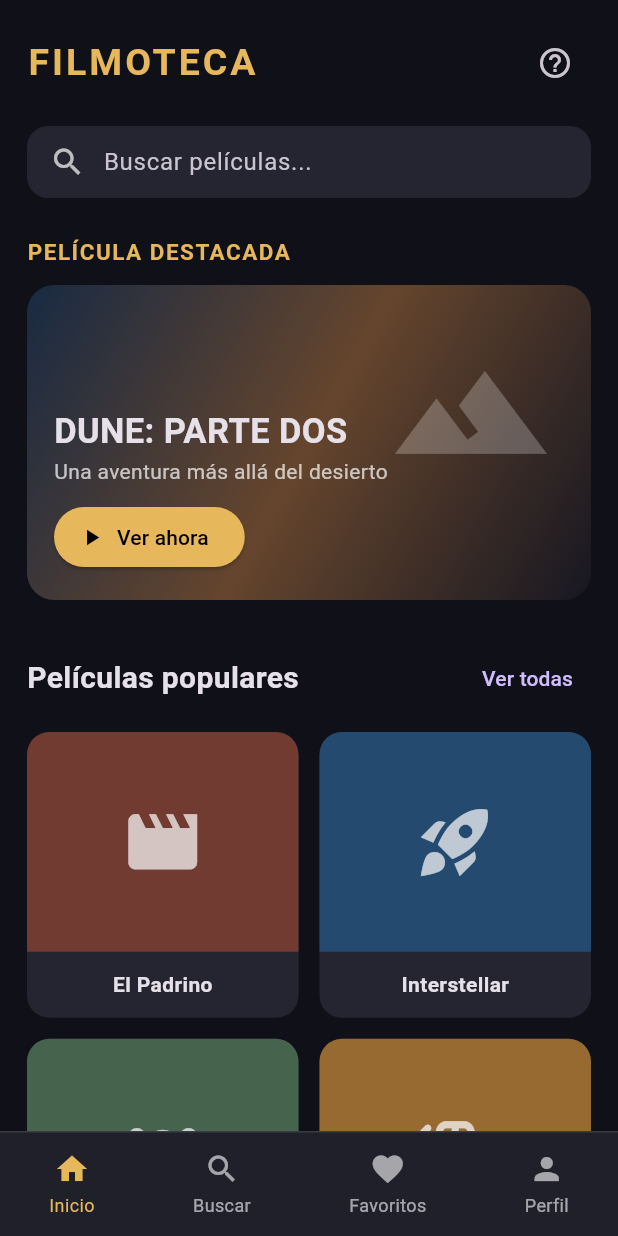
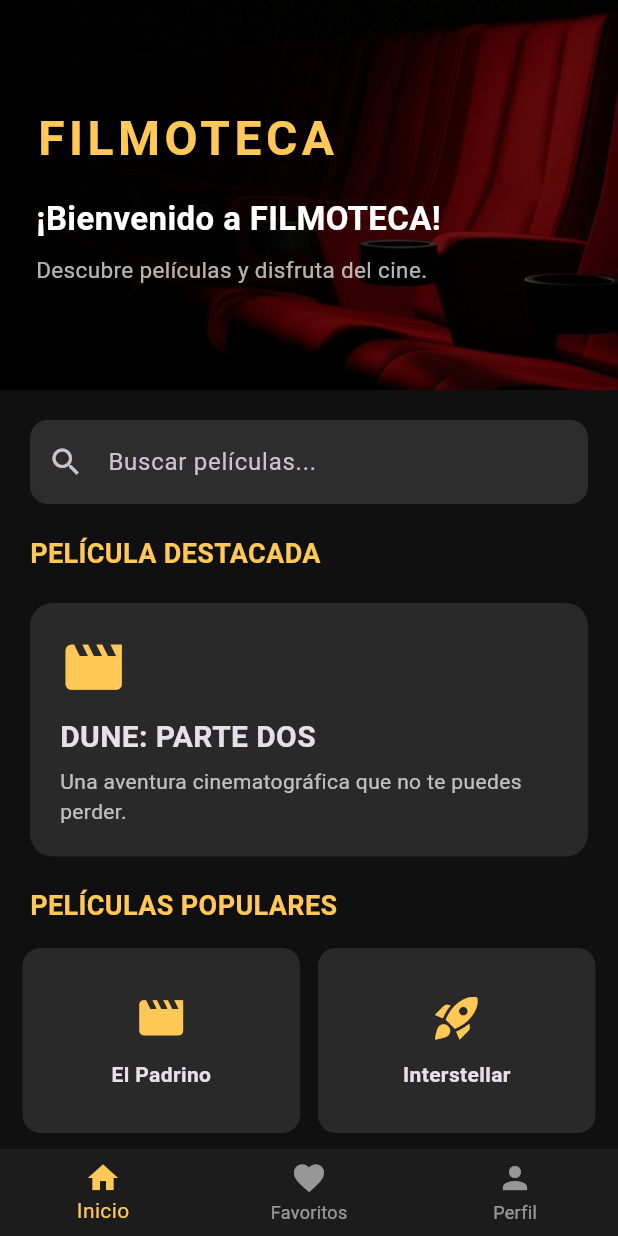
Before and after one commit to amoguel1992-hue/LDSW-Widgets-Basicos, a Flutter app: the screen it shows after launch, on a phone screen of 412 x 824 dp. Run offline on Flutter 3.47's test engine with Material 3 defaults, Android fonts, the phone set to English and light mode, and no system bars.

Commit message:
Actividad Layout y pantalla de inicio

```diff
--- a/lib/main.dart
+++ b/lib/main.dart
@@ -12,154 +12,76 @@ class FilmotecaApp extends StatelessWidget {
   Widget build(BuildContext context) {
     return MaterialApp(
       debugShowCheckedModeBanner: false,
-      title: 'Filmoteca',
-      theme: ThemeData(
-        brightness: Brightness.dark,
-        scaffoldBackgroundColor: const Color(0xFF101018),
-        useMaterial3: true,
-      ),
-      home: const InicioPage(),
+      title: 'FILMOTECA',
+      theme: ThemeData.dark(),
+      home: const HomeScreen(),
     );
   }
 }
 
-class InicioPage extends StatelessWidget {
-  const InicioPage({super.key});
+class HomeScreen extends StatelessWidget {
+  const HomeScreen({super.key});
 
   final List<Map<String, dynamic>> peliculas = const [
-    {'titulo': 'El Padrino', 'icono': Icons.movie, 'color': Color(0xFF713B32)},
-    {'titulo': 'Interstellar', 'icono': Icons.rocket_launch, 'color': Color(0xFF254A70)},
-    {'titulo': 'Parásitos', 'icono': Icons.masks, 'color': Color(0xFF45634D)},
-    {'titulo': 'Toy Story', 'icono': Icons.toys, 'color': Color(0xFF966A31)},
+    {'titulo': 'El Padrino', 'icono': Icons.movie},
+    {'titulo': 'Interstellar', 'icono': Icons.rocket_launch},
+    {'titulo': 'Parásitos', 'icono': Icons.theater_comedy},
+    {'titulo': 'Toy Story', 'icono': Icons.toys},
   ];
 
   @override
   Widget build(BuildContext context) {
     return Scaffold(
+      backgroundColor: const Color(0xFF101010),
       body: SafeArea(
-        child: Column(
-          children: [
-            Expanded(
         child: SingleChildScrollView(
-                padding: const EdgeInsets.all(18),
           child: Column(
             crossAxisAlignment: CrossAxisAlignment.start,
             children: [
-                    // ENCABEZADO
-                    Row(
-                      mainAxisAlignment: MainAxisAlignment.spaceBetween,
-                      children: [
-                        const Text(
-                          'FILMOTECA',
-                          style: TextStyle(
-                            fontSize: 25,
-                            fontWeight: FontWeight.bold,
-                            letterSpacing: 2,
-                            color: Color(0xFFE7B75B),
-                          ),
-                        ),
-                        IconButton(
-                          onPressed: () {},
-                          icon: const Icon(Icons.help_outline),
-                        ),
-                      ],
-                    ),
-
-                    const SizedBox(height: 18),
-
-                    // BUSCADOR
-                    Container(
-                      padding: const EdgeInsets.symmetric(horizontal: 15),
-                      decoration: BoxDecoration(
-                        color: const Color(0xFF252531),
-                        borderRadius: BorderRadius.circular(14),
-                      ),
-                      child: const Row(
-                        children: [
-                          Icon(Icons.search, color: Colors.white70),
-                          SizedBox(width: 12),
-                          Expanded(
-                            child: TextField(
-                              decoration: InputDecoration(
-                                hintText: 'Buscar películas...',
-                                border: InputBorder.none,
-                              ),
-                            ),
-                          ),
-                        ],
-                      ),
-                    ),
-
-                    const SizedBox(height: 25),
-
-                    // PELÍCULA DESTACADA
-                    const Text(
-                      'PELÍCULA DESTACADA',
-                      style: TextStyle(
-                        color: Color(0xFFE7B75B),
-                        fontWeight: FontWeight.bold,
-                        fontSize: 15,
-                        letterSpacing: 1,
-                      ),
-                    ),
-
-                    const SizedBox(height: 12),
-
-                    ClipRRect(
-                      borderRadius: BorderRadius.circular(18),
-                      child: SizedBox(
-                        height: 210,
+              // Imagen de fondo y bienvenida
+              SizedBox(
+                height: 260,
                 width: double.infinity,
                 child: Stack(
                   fit: StackFit.expand,
                   children: [
+                    Image.asset(
+                      'images/fondo.jpg',
+                      fit: BoxFit.cover,
+                    ),
                     Container(
-                              decoration: const BoxDecoration(
-                                gradient: LinearGradient(
-                                  colors: [
-                                    Color(0xFF182A43),
-                                    Color(0xFF65452D),
-                                    Color(0xFF171721),
-                                  ],
-                                  begin: Alignment.topLeft,
-                                  end: Alignment.bottomRight,
+                      color: Colors.black.withValues(alpha: 0.60),
+                    ),
+                    const Padding(
+                      padding: EdgeInsets.all(24),
+                      child: Column(
+                        mainAxisAlignment: MainAxisAlignment.center,
+                        crossAxisAlignment: CrossAxisAlignment.start,
+                        children: [
+                          Text(
+                            'FILMOTECA',
+                            style: TextStyle(
+                              fontSize: 32,
+                              fontWeight: FontWeight.bold,
+                              color: Color(0xFFFFC857),
+                              letterSpacing: 3,
                             ),
                           ),
-                            ),
-                            const Positioned(
-                              right: 25,
-                              top: 30,
-                              child: Icon(
-                                Icons.landscape,
-                                size: 110,
-                                color: Colors.white24,
+                          SizedBox(height: 15),
+                          Text(
+                            '¡Bienvenido a FILMOTECA!',
+                            style: TextStyle(
+                              fontSize: 22,
+                              fontWeight: FontWeight.bold,
+                              color: Colors.white,
                             ),
                           ),
-                            Positioned(
-                              left: 18,
-                              bottom: 18,
-                              child: Column(
-                                crossAxisAlignment: CrossAxisAlignment.start,
-                                children: [
-                                  const Text(
-                                    'DUNE: PARTE DOS',
+                          SizedBox(height: 8),
+                          Text(
+                            'Descubre películas y disfruta del cine.',
                             style: TextStyle(
-                                      fontSize: 23,
-                                      fontWeight: FontWeight.bold,
-                                    ),
-                                  ),
-                                  const Text(
-                                    'Una aventura más allá del desierto',
-                                    style: TextStyle(color: Colors.white70),
-                                  ),
-                                  const SizedBox(height: 10),
-                                  ElevatedButton.icon(
-                                    onPressed: () {},
-                                    icon: const Icon(Icons.play_arrow),
-                                    label: const Text('Ver ahora'),
-                                    style: ElevatedButton.styleFrom(
-                                      backgroundColor: const Color(0xFFE7B75B),
-                                      foregroundColor: Colors.black,
+                              fontSize: 15,
+                              color: Colors.white70,
                             ),
                           ),
                         ],
@@ -168,74 +90,115 @@ class InicioPage extends StatelessWidget {
                   ],
                 ),
               ),
+
+              // Buscador
+              Padding(
+                padding: const EdgeInsets.all(20),
+                child: TextField(
+                  decoration: InputDecoration(
+                    hintText: 'Buscar películas...',
+                    prefixIcon: const Icon(Icons.search),
+                    filled: true,
+                    fillColor: Colors.white12,
+                    border: OutlineInputBorder(
+                      borderRadius: BorderRadius.circular(12),
+                      borderSide: BorderSide.none,
+                    ),
+                  ),
+                ),
               ),
 
-                    const SizedBox(height: 28),
+              // Película destacada
+              const Padding(
+                padding: EdgeInsets.symmetric(horizontal: 20),
+                child: Text(
+                  'PELÍCULA DESTACADA',
+                  style: TextStyle(
+                    fontSize: 18,
+                    fontWeight: FontWeight.bold,
+                    color: Color(0xFFFFC857),
+                  ),
+                ),
+              ),
 
-                    // CATÁLOGO DE PELÍCULAS
-                    Row(
-                      mainAxisAlignment: MainAxisAlignment.spaceBetween,
+              Container(
+                margin: const EdgeInsets.all(20),
+                padding: const EdgeInsets.all(20),
+                width: double.infinity,
+                decoration: BoxDecoration(
+                  color: const Color(0xFF292929),
+                  borderRadius: BorderRadius.circular(15),
+                ),
+                child: const Column(
+                  crossAxisAlignment: CrossAxisAlignment.start,
                   children: [
-                        const Text(
-                          'Películas populares',
+                    Icon(
+                      Icons.movie_creation,
+                      size: 45,
+                      color: Color(0xFFFFC857),
+                    ),
+                    SizedBox(height: 10),
+                    Text(
+                      'DUNE: PARTE DOS',
                       style: TextStyle(
                         fontSize: 20,
                         fontWeight: FontWeight.bold,
                       ),
                     ),
-                        TextButton(
-                          onPressed: () {},
-                          child: const Text('Ver todas'),
+                    SizedBox(height: 5),
+                    Text(
+                      'Una aventura cinematográfica que no te puedes perder.',
+                      style: TextStyle(color: Colors.white70),
                     ),
                   ],
                 ),
+              ),
 
-                    const SizedBox(height: 12),
+              // Películas populares
+              const Padding(
+                padding: EdgeInsets.symmetric(horizontal: 20),
+                child: Text(
+                  'PELÍCULAS POPULARES',
+                  style: TextStyle(
+                    fontSize: 18,
+                    fontWeight: FontWeight.bold,
+                    color: Color(0xFFFFC857),
+                  ),
+                ),
+              ),
 
-                    GridView.builder(
+              Padding(
+                padding: const EdgeInsets.all(15),
+                child: GridView.builder(
                   shrinkWrap: true,
                   physics: const NeverScrollableScrollPhysics(),
                   itemCount: peliculas.length,
                   gridDelegate:
                       const SliverGridDelegateWithFixedCrossAxisCount(
                     crossAxisCount: 2,
-                        crossAxisSpacing: 14,
-                        mainAxisSpacing: 14,
-                        childAspectRatio: 0.95,
+                    crossAxisSpacing: 12,
+                    mainAxisSpacing: 12,
+                    childAspectRatio: 1.5,
                   ),
                   itemBuilder: (context, index) {
-                        final pelicula = peliculas[index];
-
                     return Container(
                       decoration: BoxDecoration(
-                            color: const Color(0xFF252531),
-                            borderRadius: BorderRadius.circular(15),
+                        color: const Color(0xFF292929),
+                        borderRadius: BorderRadius.circular(12),
                       ),
                       child: Column(
+                        mainAxisAlignment: MainAxisAlignment.center,
                         children: [
-                              Expanded(
-                                child: Container(
-                                  width: double.infinity,
-                                  decoration: BoxDecoration(
-                                    color: pelicula['color'],
-                                    borderRadius: const BorderRadius.vertical(
-                                      top: Radius.circular(15),
+                          Icon(
+                            peliculas[index]['icono'],
+                            size: 35,
+                            color: const Color(0xFFFFC857),
                           ),
-                                  ),
-                                  child: Icon(
-                                    pelicula['icono'],
-                                    size: 55,
-                                    color: Colors.white70,
-                                  ),
-                                ),
-                              ),
-                              Padding(
-                                padding: const EdgeInsets.all(12),
-                                child: Text(
-                                  pelicula['titulo'],
+                          const SizedBox(height: 10),
+                          Text(
+                            peliculas[index]['titulo'],
                             style: const TextStyle(
                               fontWeight: FontWeight.bold,
-                                  ),
                             ),
                           ),
                         ],
@@ -243,36 +206,37 @@ class InicioPage extends StatelessWidget {
                     );
                   },
                 ),
+              ),
             ],
           ),
         ),
       ),
 
-            // MENÚ INFERIOR
-            Container(
-              padding: const EdgeInsets.symmetric(vertical: 12),
-              decoration: const BoxDecoration(
-                color: Color(0xFF20202B),
-                border: Border(
-                  top: BorderSide(color: Colors.white12),
+      // Menú inferior
+      bottomNavigationBar: BottomNavigationBar(
+        backgroundColor: const Color(0xFF1C1C1C),
+        selectedItemColor: const Color(0xFFFFC857),
+        unselectedItemColor: Colors.white54,
+        currentIndex: 0,
+        items: const [
+          BottomNavigationBarItem(
+            icon: Icon(Icons.home),
+            label: 'Inicio',
           ),
+          BottomNavigationBarItem(
+            icon: Icon(Icons.favorite),
+            label: 'Favoritos',
           ),
-              child: const Row(
-                mainAxisAlignment: MainAxisAlignment.spaceAround,
-                children: [
-                  _MenuItem(icono: Icons.home, texto: 'Inicio', activo: true),
-                  _MenuItem(icono: Icons.search, texto: 'Buscar'),
-                  _MenuItem(icono: Icons.favorite, texto: 'Favoritos'),
-                  _MenuItem(icono: Icons.person, texto: 'Perfil'),
-                ],
-              ),
+          BottomNavigationBarItem(
+            icon: Icon(Icons.person),
+            label: 'Perfil',
           ),
         ],
-        ),
       ),
     );
   }
 }
+
 
 class _MenuItem extends StatelessWidget {
   final IconData icono;
@@ -287,19 +251,24 @@ class _MenuItem extends StatelessWidget {
 
   @override
   Widget build(BuildContext context) {
+    final color = activo
+        ? const Color(0xFFE7B75B)
+        : Colors.white60;
+
     return Column(
       mainAxisSize: MainAxisSize.min,
       children: [
         Icon(
           icono,
-          color: activo ? const Color(0xFFE7B75B) : Colors.white60,
+          color: color,
+          size: 25,
         ),
-        const SizedBox(height: 4),
+        const SizedBox(height: 5),
         Text(
           texto,
           style: TextStyle(
+            color: color,
             fontSize: 12,
-            color: activo ? const Color(0xFFE7B75B) : Colors.white60,
           ),
         ),
       ],
--- a/pubspec.yaml
+++ b/pubspec.yaml
@@ -57,6 +57,8 @@ flutter:
   # the material Icons class.
   uses-material-design: true
 
+  assets:
+    - images/fondo.jpg
   # To add assets to your application, add an assets section, like this:
   # assets:
   #   - images/a_dot_burr.jpeg
```
Also changed, not shown: images/fondo.jpg (added), images/fondo2.jpg (added), 1 other file. Lines whose indentation alone changed are shown as unchanged.
